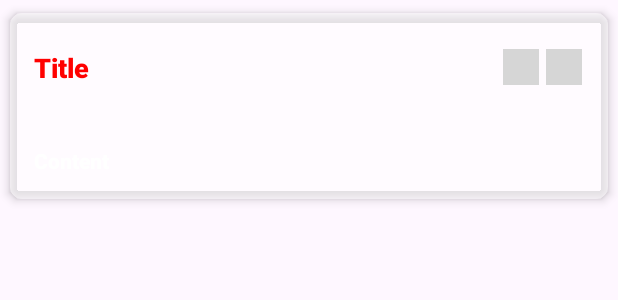
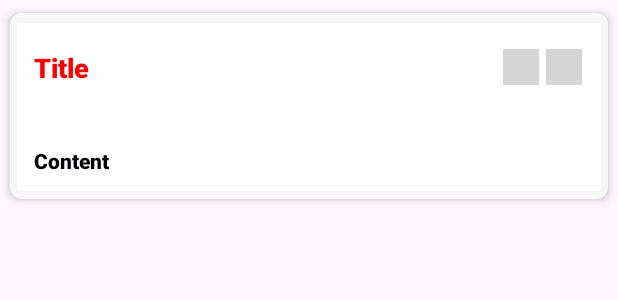
Before and after one commit to kulindupr/Kotlin_CRUD, an Android app: the layout note_item.xml on its own in the app's theme, with its tools: preview values and no code run, on a phone screen of 412 x 824 dp. Shown: the top 300 px of the screen. Run offline under Robolectric (Android 15) with nearby library versions, the phone set to English and light mode, and no system bars; grey boxes are pictures that could not be loaded.

Commit message:
ui implement

```diff
--- a/app/src/main/res/layout/note_item.xml
+++ b/app/src/main/res/layout/note_item.xml
@@ -7,7 +7,7 @@
     app:cardCornerRadius="8dp"
     app:cardElevation="4dp"
     app:cardUseCompatPadding="true"
-    app:cardBackgroundColor="@color/white_transparent2"
+    app:cardBackgroundColor="@color/white_transparent3"
     >
 
     <LinearLayout
@@ -15,7 +15,7 @@
         android:layout_height="wrap_content"
         android:orientation="vertical"
         android:padding="16dp"
-        android:background="@color/white_transparent2"
+        android:background="@color/white_transparent3"
         >
 
         <RelativeLayout
@@ -61,7 +61,7 @@
             android:fontFamily="sans-serif-black"
             android:maxLines="3"
             android:text="Content"
-            android:textColor="@color/white"/>
+            android:textColor="@color/black"/>
     </LinearLayout>
 
 
--- a/app/src/main/res/values/colors.xml
+++ b/app/src/main/res/values/colors.xml
@@ -7,5 +7,6 @@
     <color name="white_transparent">#80FFFFFF</color>
     <color name="white_transparent2">#40FFFFFF</color>
     <color name="tansparent">#34FFFFFF</color>
+    <color name="white_transparent3">#99FFFFFF</color>
 
 </resources>
```
